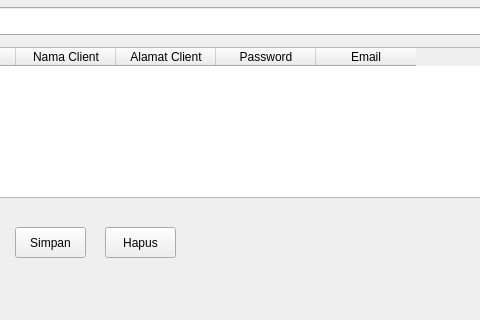
First picture: the form in formClient.ui, repository MuhammadDzakiAkmalluddin/provisual_2310010603, before the edit; both pictures show x 95 to 575 and y 183 to 503 of the 744 by 503 pixel window.
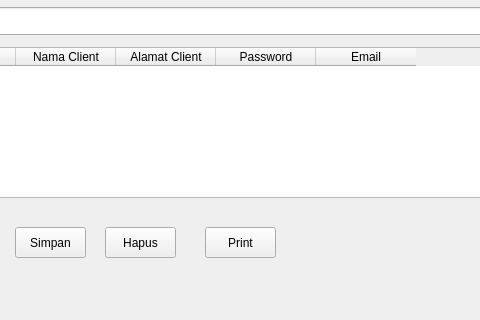
Second picture: the form after the edit.

The edit to the form file:
```diff
--- a/formClient.ui
+++ b/formClient.ui
@@ -159,6 +159,19 @@
     </rect>
    </property>
   </widget>
+  <widget class="QPushButton" name="btnPrint">
+   <property name="geometry">
+    <rect>
+     <x>300</x>
+     <y>410</y>
+     <width>71</width>
+     <height>31</height>
+    </rect>
+   </property>
+   <property name="text">
+    <string>Print</string>
+   </property>
+  </widget>
  </widget>
  <resources/>
  <connections/>
```
